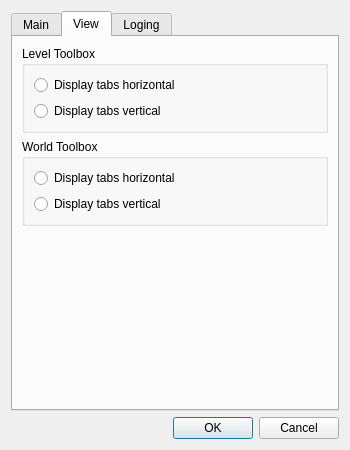
Before: the Qt Designer form Editor/main_window/appsettings.ui in WohlSoft/Moondust-Project, drawn with Qt 5.
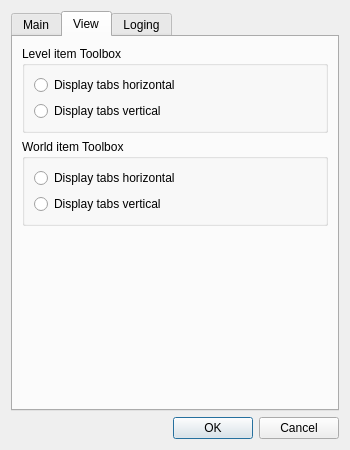
After: the same form once the commit is applied. The open tabs and pages were chosen to show the change. Icons and pictures are not drawn.

Diff of the .ui file:
```diff
--- a/Editor/main_window/appsettings.ui
+++ b/Editor/main_window/appsettings.ui
@@ -152,7 +152,7 @@
        <item row="0" column="0">
         <widget class="QGroupBox" name="groupBox_4">
          <property name="title">
-          <string>Level Toolbox</string>
+          <string>Level item Toolbox</string>
          </property>
          <layout class="QGridLayout" name="gridLayout_8">
           <item row="0" column="0">
@@ -188,7 +188,7 @@
        <item row="1" column="0">
         <widget class="QGroupBox" name="groupBox_5">
          <property name="title">
-          <string>World Toolbox</string>
+          <string>World item Toolbox</string>
          </property>
          <layout class="QGridLayout" name="gridLayout_9">
           <item row="0" column="0">
```
Left out of the diff: 2 changed lines with no effect on the pictures.
